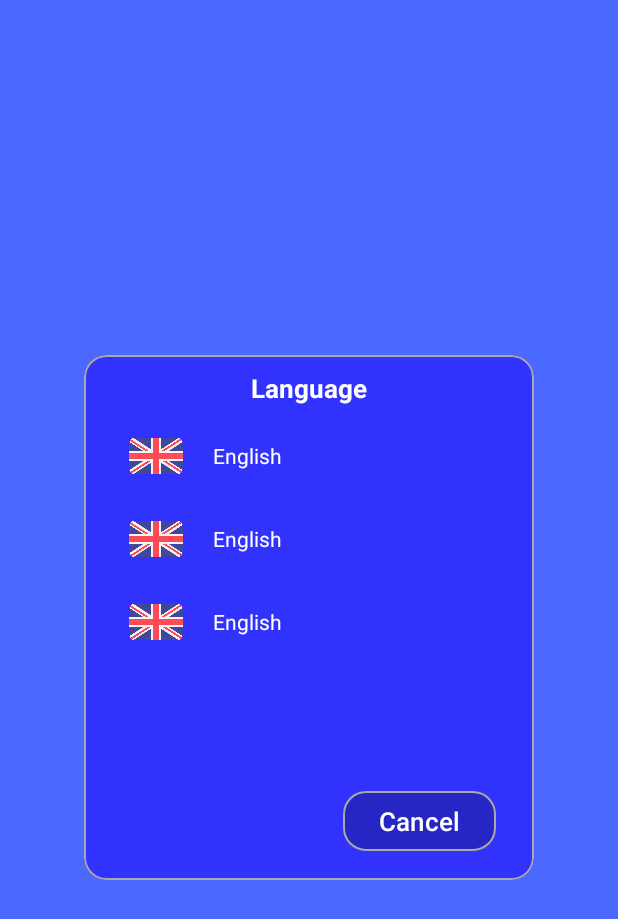
After one commit to KitsuneFolk/WeatherUI, an Android app: the layout dialog_settings.xml on its own in the app's theme, with its tools: preview values and no code run, on a phone screen of 412 x 824 dp. The commit adds this screen. Shown: the top 919 px of the screen. Run offline under Robolectric (Android 15) with nearby library versions, the phone set to English and light mode, and no system bars.

Commit message:
Added abilities to change the theme and the language in SettingsScreen

```diff
--- a/app/build.gradle.kts
+++ b/app/build.gradle.kts
@@ -38,6 +38,7 @@ dependencies {
     implementation("androidx.constraintlayout:constraintlayout:2.1.4")
     implementation("androidx.navigation:navigation-fragment:2.6.0")
     implementation("androidx.navigation:navigation-ui:2.6.0")
+    implementation("androidx.preference:preference-ktx:1.2.0")
 
     // Tests
     testImplementation("junit:junit:4.13.2")
--- a/app/src/main/java/com/pandacorp/weatherui/activity/MainActivity.java
+++ b/app/src/main/java/com/pandacorp/weatherui/activity/MainActivity.java
@@ -5,13 +5,16 @@ import android.os.Bundle;
 import androidx.appcompat.app.AppCompatActivity;
 
 import com.pandacorp.weatherui.databinding.ActivityMainBinding;
+import com.pandacorp.weatherui.utils.PreferenceHandler;
 
 public class MainActivity extends AppCompatActivity {
     private ActivityMainBinding binding;
 
     @Override
     protected void onCreate(Bundle savedInstanceState) {
+        PreferenceHandler.setLanguage(this);
         super.onCreate(savedInstanceState);
+        PreferenceHandler.setTheme(this);
         binding = ActivityMainBinding.inflate(getLayoutInflater());
         setContentView(binding.getRoot());
     }
--- /dev/null
+++ b/app/src/main/res/layout/dialog_settings.xml
@@ -0,0 +1,63 @@
+<?xml version="1.0" encoding="utf-8"?>
+<FrameLayout xmlns:android="http://schemas.android.com/apk/res/android"
+    xmlns:app="http://schemas.android.com/apk/res-auto"
+    xmlns:tools="http://schemas.android.com/tools"
+    android:layout_width="wrap_content"
+    android:layout_height="wrap_content"
+    android:layout_gravity="center"
+    android:layout_marginStart="10dp"
+    android:layout_marginTop="10dp"
+    android:layout_marginEnd="10dp"
+    android:layout_marginBottom="10dp"
+    android:maxHeight="@dimen/maxHeight">
+
+    <com.google.android.material.card.MaterialCardView
+        android:id="@+id/cardView"
+        android:layout_width="wrap_content"
+        android:layout_height="wrap_content"
+        app:cardBackgroundColor="?colorPrimary"
+        app:cardCornerRadius="@dimen/bigCorners"
+        app:strokeColor="@android:color/darker_gray"
+        app:strokeWidth="@dimen/stroke">
+
+        <LinearLayout
+            android:layout_width="match_parent"
+            android:layout_height="wrap_content"
+            android:minWidth="@dimen/dialog_minWidth"
+            android:minHeight="@dimen/dialog_minHeight"
+            android:orientation="vertical">
+
+            <TextView
+                android:id="@+id/title"
+                android:layout_width="wrap_content"
+                android:layout_height="wrap_content"
+                android:layout_gravity="center_horizontal"
+                android:layout_marginTop="10dp"
+                android:textSize="17sp"
+                android:textStyle="bold"
+                tools:text="@string/language" />
+
+            <androidx.recyclerview.widget.RecyclerView
+                android:id="@+id/recyclerView"
+                android:layout_width="match_parent"
+                android:layout_height="0dp"
+                android:layout_marginTop="5dp"
+                android:layout_weight="1"
+                app:layoutManager="androidx.recyclerview.widget.LinearLayoutManager"
+                tools:listitem="@layout/item_settings" />
+
+            <com.google.android.material.button.MaterialButton
+                android:id="@+id/cancel"
+                android:layout_width="wrap_content"
+                android:layout_height="wrap_content"
+                android:layout_gravity="end"
+                android:layout_marginTop="5dp"
+                android:layout_marginEnd="25dp"
+                android:layout_marginBottom="15dp"
+                android:text="@string/cancel"
+                android:textSize="17sp"
+                app:backgroundTint="?colorPrimaryDark" />
+
+        </LinearLayout>
+    </com.google.android.material.card.MaterialCardView>
+</FrameLayout>
--- /dev/null
+++ b/app/src/main/res/layout/item_settings.xml
@@ -0,0 +1,42 @@
+<?xml version="1.0" encoding="utf-8"?>
+<androidx.constraintlayout.widget.ConstraintLayout xmlns:android="http://schemas.android.com/apk/res/android"
+    xmlns:app="http://schemas.android.com/apk/res-auto"
+    xmlns:tools="http://schemas.android.com/tools"
+    android:layout_width="match_parent"
+    android:layout_height="55dp"
+    android:background="?selectableItemBackground"
+    tools:background="?colorPrimary">
+
+    <com.google.android.material.card.MaterialCardView
+        android:id="@+id/cardView"
+        android:layout_width="wrap_content"
+        android:layout_height="wrap_content"
+        android:layout_gravity="center_vertical"
+        android:layout_marginStart="30dp"
+        app:cardBackgroundColor="@android:color/transparent"
+        app:cardElevation="0dp"
+        app:strokeWidth="0dp"
+        app:layout_constraintBottom_toBottomOf="parent"
+        app:layout_constraintStart_toStartOf="parent"
+        app:layout_constraintTop_toTopOf="parent">
+
+        <ImageView
+            android:id="@+id/imageView"
+            android:layout_width="36dp"
+            android:layout_height="36dp"
+            tools:ignore="ContentDescription"
+            tools:src="@drawable/flag_uk" />
+
+    </com.google.android.material.card.MaterialCardView>
+
+    <TextView
+        android:id="@+id/textview"
+        android:layout_width="wrap_content"
+        android:layout_height="wrap_content"
+        android:layout_gravity="center_vertical"
+        android:layout_marginStart="20dp"
+        app:layout_constraintBottom_toBottomOf="parent"
+        app:layout_constraintStart_toEndOf="@id/cardView"
+        app:layout_constraintTop_toTopOf="parent"
+        tools:text="English" />
+</androidx.constraintlayout.widget.ConstraintLayout>
--- a/app/src/main/res/values/dimen.xml
+++ b/app/src/main/res/values/dimen.xml
@@ -9,5 +9,6 @@
 
     <dimen name="stroke">1dp</dimen>
 
+    <dimen name="maxHeight">320dp</dimen>
     <dimen name="maxWidth">320dp</dimen>
 </resources>
--- a/app/src/main/res/values/strings.xml
+++ b/app/src/main/res/values/strings.xml
@@ -1,6 +1,5 @@
 <resources>
-    <string name="app_name">WeatherUI</string>
-
+    <string name="app_name" translatable="false">WeatherUI</string>
 
     <!-- Settings -->
     <string name="settings">Settings</string>
@@ -9,4 +8,6 @@
     <string name="theme">Theme</string>
     <string name="version">Version %1$s</string>
     <string name="another">Another</string>
+
+    <string name="cancel">Cancel</string>
 </resources>
--- a/app/src/main/res/values/styles.xml
+++ b/app/src/main/res/values/styles.xml
@@ -7,7 +7,7 @@
         <item name="cornerRadius">15dp</item>
         <item name="strokeWidth">1dp</item>
         <item name="strokeColor">@android:color/darker_gray</item>
-        <item name="rippleColor">?rippleColor</item>
+        <item name="rippleColor">@android:color/darker_gray</item>
     </style>
 
     <style name="ToolbarStyle" parent="Widget.AppCompat.Toolbar">
```
Also changed, not shown: app/src/main/java/com/pandacorp/weatherui/adapter/SettingsAdapter.java (added, +70 -0 lines), app/src/main/java/com/pandacorp/weatherui/adapter/SettingsItem.java (added, +27 -0 lines), app/src/main/java/com/pandacorp/weatherui/screens/SettingsScreen.java (+113 -8 lines), app/src/main/java/com/pandacorp/weatherui/utils/Constants.java (added, +9 -0 lines), app/src/main/java/com/pandacorp/weatherui/utils/PreferenceHandler.java (added, +56 -0 lines), app/src/main/java/com/pandacorp/weatherui/utils/dialogs/CustomDialog.java (added, +43 -0 lines), app/src/main/java/com/pandacorp/weatherui/utils/dialogs/SettingsDialog.java (added, +98 -0 lines), app/src/main/res/drawable/ic_follow_system.xml (added, +12 -0 lines), app/src/main/res/values/arrays.xml (added, +52 -0 lines), app/src/main/res/drawable/flag_russia.png (added), app/src/main/res/drawable/flag_uk.png (added), app/src/main/res/drawable/flag_ukraine.png (added), 4 other files.
